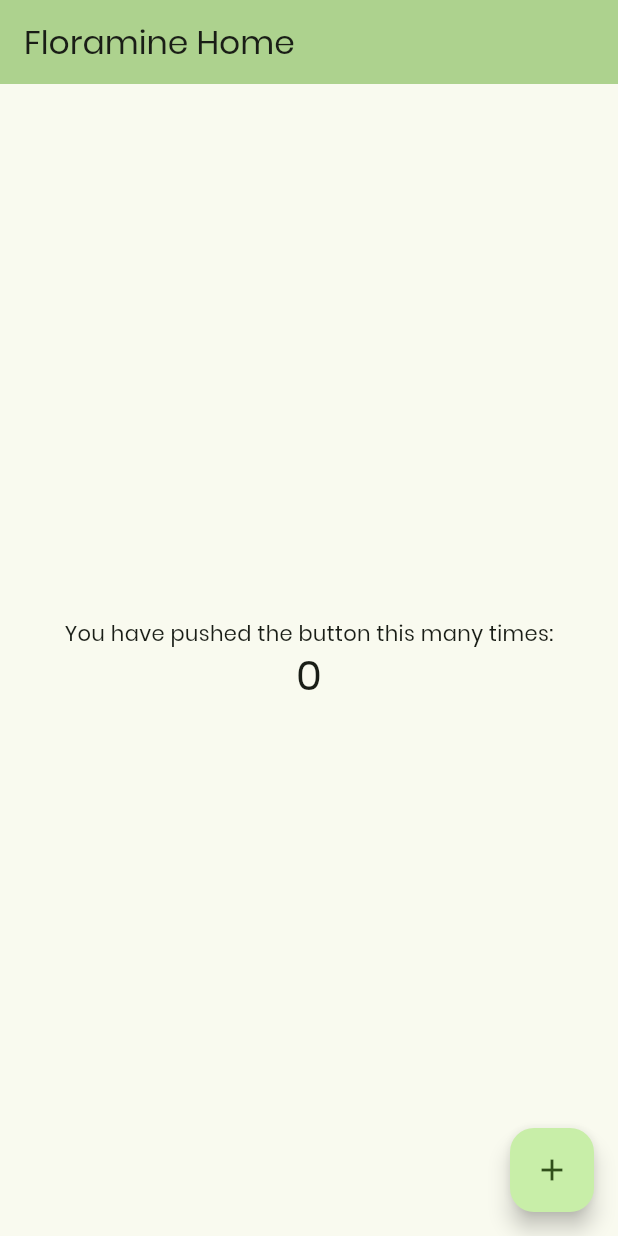
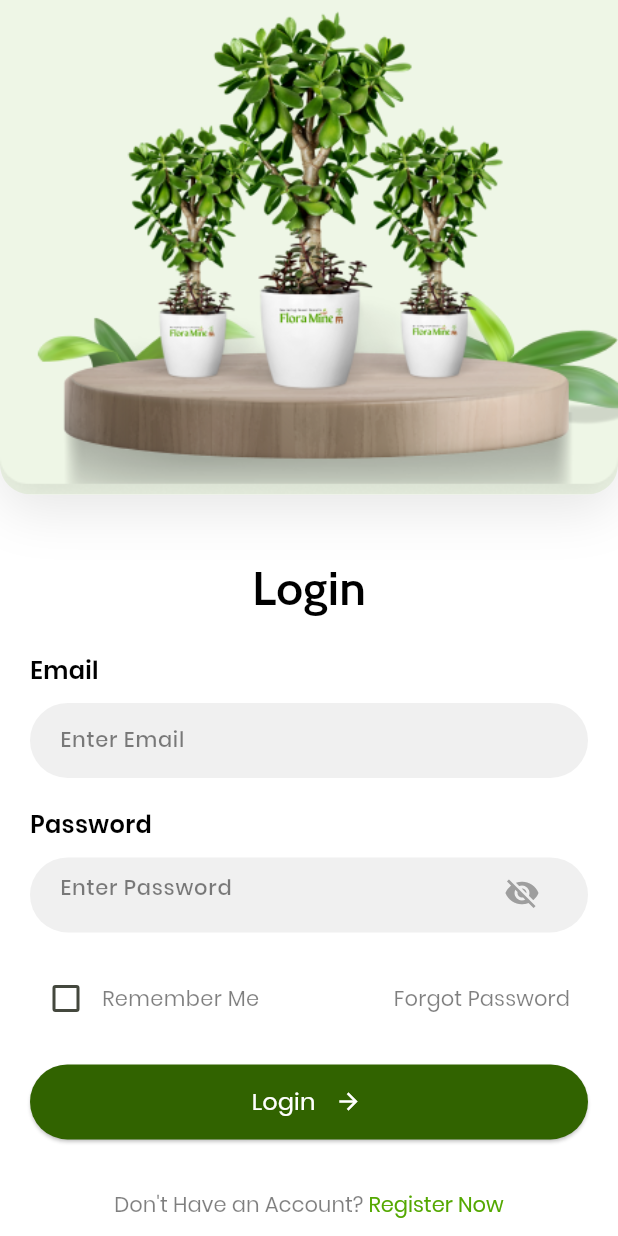
Before and after one commit to ramachandraa-ps/floramine, a Flutter app: the screen it shows after launch, on a phone screen of 412 x 824 dp. Run offline on Flutter 3.47's test engine with Material 3 defaults, Android fonts, the phone set to English and light mode, and no system bars.

Commit message:
login screen over

```diff
--- a/lib/main.dart
+++ b/lib/main.dart
@@ -1,6 +1,7 @@
 import 'package:flutter/material.dart';
 import 'dart:async';
 import 'splash_screen.dart';
+import 'screens/login_screen.dart';
 
 void main() {
   runApp(const MyApp());
@@ -37,7 +38,7 @@ class _SplashPageState extends State<SplashPage> {
     Timer(const Duration(seconds: 3), () {
       Navigator.pushReplacement(
         context,
-        MaterialPageRoute(builder: (context) => const MyHomePage(title: 'Floramine Home')),
+        MaterialPageRoute(builder: (context) => const LoginScreen()),
       );
     });
   }
@@ -47,49 +48,3 @@ class _SplashPageState extends State<SplashPage> {
     return const SplashScreen();
   }
 }
-
-class MyHomePage extends StatefulWidget {
-  const MyHomePage({super.key, required this.title});
-
-  final String title;
-
-  @override
-  State<MyHomePage> createState() => _MyHomePageState();
-}
-
-class _MyHomePageState extends State<MyHomePage> {
-  int _counter = 0;
-
-  void _incrementCounter() {
-    setState(() {
-      _counter++;
-    });
-  }
-
-  @override
-  Widget build(BuildContext context) {
-    return Scaffold(
-      appBar: AppBar(
-        backgroundColor: Theme.of(context).colorScheme.inversePrimary,
-        title: Text(widget.title),
-      ),
-      body: Center(
-        child: Column(
-          mainAxisAlignment: MainAxisAlignment.center,
-          children: <Widget>[
-            const Text('You have pushed the button this many times:'),
-            Text(
-              '$_counter',
-              style: Theme.of(context).textTheme.headlineMedium,
-            ),
-          ],
-        ),
-      ),
-      floatingActionButton: FloatingActionButton(
-        onPressed: _incrementCounter,
-        tooltip: 'Increment',
-        child: const Icon(Icons.add),
-      ),
-    );
-  }
-}
--- /dev/null
+++ b/lib/screens/login_screen.dart
@@ -0,0 +1,507 @@
+import 'package:flutter/material.dart';
+import 'package:flutter/services.dart';
+
+class LoginScreen extends StatefulWidget {
+  const LoginScreen({super.key});
+
+  @override
+  State<LoginScreen> createState() => _LoginScreenState();
+}
+
+class _LoginScreenState extends State<LoginScreen> {
+  bool _obscureText = true;
+  bool _rememberMe = false;
+
+  @override
+  Widget build(BuildContext context) {
+    final size = MediaQuery.of(context).size;
+
+    return Scaffold(
+      backgroundColor: Colors.white,
+      body: SingleChildScrollView(
+        child: Column(
+          children: [
+            // Top image section
+            Container(
+              width: size.width,
+              height: size.height * 0.4,
+              clipBehavior: Clip.antiAlias,
+              decoration: const ShapeDecoration(
+                color: Color(0xFFEEF6E6),
+                shape: RoundedRectangleBorder(
+                  borderRadius: BorderRadius.only(
+                    bottomLeft: Radius.circular(20),
+                    bottomRight: Radius.circular(20),
+                  ),
+                ),
+                shadows: [
+                  BoxShadow(
+                    color: Color(0x19000000),
+                    blurRadius: 30,
+                    offset: Offset(0, 10),
+                    spreadRadius: 0,
+                  )
+                ],
+              ),
+              child: Image.asset(
+                'assets/images/login_screen.png',
+                fit: BoxFit.cover,
+              ),
+            ),
+
+            // Login form section
+            Padding(
+              padding: const EdgeInsets.all(20.0),
+              child: Column(
+                crossAxisAlignment: CrossAxisAlignment.start,
+                children: [
+                  const SizedBox(height: 20),
+                  // Login title
+                  const Center(
+                    child: Text(
+                      'Login',
+                      style: TextStyle(
+                        color: Colors.black,
+                        fontSize: 32,
+                        fontFamily: 'Cabin',
+                        fontWeight: FontWeight.w600,
+                      ),
+                    ),
+                  ),
+                  const SizedBox(height: 20),
+
+                  // Email field
+                  const Text(
+                    'Email',
+                    style: TextStyle(
+                      color: Colors.black,
+                      fontSize: 16,
+                      fontFamily: 'Poppins',
+                      fontWeight: FontWeight.w600,
+                    ),
+                  ),
+                  const SizedBox(height: 10),
+                  Container(
+                    width: double.infinity,
+                    height: 50,
+                    padding: const EdgeInsets.symmetric(horizontal: 20),
+                    decoration: ShapeDecoration(
+                      color: const Color(0xFFF0F0F0),
+                      shape: RoundedRectangleBorder(
+                        borderRadius: BorderRadius.circular(100),
+                      ),
+                    ),
+                    child: TextField(
+                      decoration: const InputDecoration(
+                        hintText: 'Enter Email',
+                        hintStyle: TextStyle(
+                          color: Color(0x80000000),
+                          fontSize: 14,
+                          fontFamily: 'Poppins',
+                          fontWeight: FontWeight.w500,
+                        ),
+                        border: InputBorder.none,
+                      ),
+                    ),
+                  ),
+                  const SizedBox(height: 20),
+
+                  // Password field
+                  const Text(
+                    'Password',
+                    style: TextStyle(
+                      color: Colors.black,
+                      fontSize: 16,
+                      fontFamily: 'Poppins',
+                      fontWeight: FontWeight.w600,
+                    ),
+                  ),
+                  const SizedBox(height: 10),
+                  Container(
+                    width: double.infinity,
+                    height: 50,
+                    padding: const EdgeInsets.symmetric(horizontal: 20),
+                    decoration: ShapeDecoration(
+                      color: const Color(0xFFF0F0F0),
+                      shape: RoundedRectangleBorder(
+                        borderRadius: BorderRadius.circular(100),
+                      ),
+                    ),
+                    child: TextField(
+                      obscureText: _obscureText,
+                      decoration: InputDecoration(
+                        hintText: 'Enter Password',
+                        hintStyle: const TextStyle(
+                          color: Color(0x80000000),
+                          fontSize: 14,
+                          fontFamily: 'Poppins',
+                          fontWeight: FontWeight.w500,
+                        ),
+                        border: InputBorder.none,
+                        suffixIcon: IconButton(
+                          icon: Icon(
+                            _obscureText ? Icons.visibility_off : Icons.visibility,
+                            color: Colors.grey,
+                          ),
+                          onPressed: () {
+                            setState(() {
+                              _obscureText = !_obscureText;
+                            });
+                          },
+                        ),
+                      ),
+                    ),
+                  ),
+                  const SizedBox(height: 20),
+
+                  // Remember me and Forgot password
+                  Row(
+                    mainAxisAlignment: MainAxisAlignment.spaceBetween,
+                    children: [
+                      Row(
+                        children: [
+                          Checkbox(
+                            value: _rememberMe,
+                            activeColor: const Color(0xFF54A801),
+                            onChanged: (value) {
+                              setState(() {
+                                _rememberMe = value ?? false;
+                              });
+                            },
+                          ),
+                          const Text(
+                            'Remember Me',
+                            style: TextStyle(
+                              color: Color(0x80000000),
+                              fontSize: 14,
+                              fontFamily: 'Poppins',
+                              fontWeight: FontWeight.w400,
+                            ),
+                          ),
+                        ],
+                      ),
+                      TextButton(
+                        onPressed: () {},
+                        child: const Text(
+                          'Forgot Password',
+                          style: TextStyle(
+                            color: Color(0x80000000),
+                            fontSize: 14,
+                            fontFamily: 'Poppins',
+                            fontWeight: FontWeight.w400,
+                          ),
+                        ),
+                      ),
+                    ],
+                  ),
+                  const SizedBox(height: 20),
+
+                  // Login button
+                  ElevatedButton(
+                    onPressed: () {},
+                    style: ElevatedButton.styleFrom(
+                      backgroundColor: const Color(0xFF316300),
+                      minimumSize: const Size(double.infinity, 50),
+                      shape: RoundedRectangleBorder(
+                        borderRadius: BorderRadius.circular(100),
+                      ),
+                    ),
+                    child: Row(
+                      mainAxisAlignment: MainAxisAlignment.center,
+                      children: [
+                        const Text(
+                          'Login',
+                          style: TextStyle(
+                            color: Colors.white,
+                            fontSize: 16,
+                            fontFamily: 'Poppins',
+                            fontWeight: FontWeight.w400,
+                          ),
+                        ),
+                        const SizedBox(width: 10),
+                        Container(
+                          width: 24,
+                          height: 24,
+                          child: const Icon(
+                            Icons.arrow_forward,
+                            color: Colors.white,
+                          ),
+                        ),
+                      ],
+                    ),
+                  ),
+                  const SizedBox(height: 20),
+
+                  // Register now
+                  Center(
+                    child: TextButton(
+                      onPressed: () {},
+                      child: RichText(
+                        text: const TextSpan(
+                          children: [
+                            TextSpan(
+                              text: 'Don\'t Have an Account? ',
+                              style: TextStyle(
+                                color: Color(0x80000000),
+                                fontSize: 14,
+                                fontFamily: 'Poppins',
+                                fontWeight: FontWeight.w400,
+                              ),
+                            ),
+                            TextSpan(
+                              text: 'Register Now',
+                              style: TextStyle(
+                                color: Color(0xFF54A801),
+                                fontSize: 14,
+                                fontFamily: 'Poppins',
+                                fontWeight: FontWeight.w400,
+                              ),
+                            ),
+                          ],
+                        ),
+                      ),
+                    ),
+                  ),
+                  const SizedBox(height: 20),
+
+                  // OR Login with
+                  Row(
+                    children: [
+                      Expanded(
+                        child: Container(
+                          height: 1,
+                          color: const Color(0x1A000000),
+                        ),
+                      ),
+                      const Padding(
+                        padding: EdgeInsets.symmetric(horizontal: 10),
+                        child: Text(
+                          'OR Login with',
+                          style: TextStyle(
+                            color: Color(0x80000000),
+                            fontSize: 14,
+                            fontFamily: 'Poppins',
+                            fontWeight: FontWeight.w400,
+                          ),
+                        ),
+                      ),
+                      Expanded(
+                        child: Container(
+                          height: 1,
+                          color: const Color(0x1A000000),
+                        ),
+                      ),
+                    ],
+                  ),
+                  const SizedBox(height: 20),
+
+                  // Social login buttons
+                  Row(
+                    mainAxisAlignment: MainAxisAlignment.center,
+                    children: [
+                      // Google button
+                      InkWell(
+                        onTap: () {},
+                        child: Container(
+                          width: 120,
+                          height: 50,
+                          margin: const EdgeInsets.only(right: 10),
+                          decoration: ShapeDecoration(
+                            shape: RoundedRectangleBorder(
+                              side: const BorderSide(
+                                width: 1,
+                                color: Color(0x33000000),
+                              ),
+                              borderRadius: BorderRadius.circular(10),
+                            ),
+                          ),
+                          child: Row(
+                            mainAxisAlignment: MainAxisAlignment.center,
+                            children: [
+                              Container(
+                                width: 18,
+                                height: 18,
+                                margin: const EdgeInsets.only(right: 8),
+                                child: const GoogleLogo(),
+                              ),
+                              const Text(
+                                'Google',
+                                style: TextStyle(
+                                  color: Colors.black,
+                                  fontSize: 14,
+                                  fontFamily: 'Poppins',
+                                  fontWeight: FontWeight.w500,
+                                ),
+                              ),
+                            ],
+                          ),
+                        ),
+                      ),
+
+                      // Facebook button
+                      InkWell(
+                        onTap: () {},
+                        child: Container(
+                          width: 120,
+                          height: 50,
+                          margin: const EdgeInsets.only(left: 10),
+                          decoration: ShapeDecoration(
+                            shape: RoundedRectangleBorder(
+                              side: const BorderSide(
+                                width: 1,
+                                color: Color(0x33000000),
+                              ),
+                              borderRadius: BorderRadius.circular(10),
+                            ),
+                          ),
+                          child: Row(
+                            mainAxisAlignment: MainAxisAlignment.center,
+                            children: [
+                              Container(
+                                width: 18,
+                                height: 18,
+                                margin: const EdgeInsets.only(right: 8),
+                                child: const Icon(
+                                  Icons.facebook,
+                                  color: Color(0xFF1877F2),
+                                  size: 18,
+                                ),
+                              ),
+                              const Text(
+                                'Facebook',
+                                style: TextStyle(
+                                  color: Colors.black,
+                                  fontSize: 14,
+                                  fontFamily: 'Poppins',
+                                  fontWeight: FontWeight.w500,
+                                ),
+                              ),
+                            ],
+                          ),
+                        ),
+                      ),
+                    ],
+                  ),
+                ],
+              ),
+            ),
+          ],
+        ),
+      ),
+    );
+  }
+}
+
+class GoogleLogo extends StatelessWidget {
+  const GoogleLogo({super.key});
+
+  @override
+  Widget build(BuildContext context) {
+    return CustomPaint(
+      painter: _GoogleLogoPainter(),
+      size: const Size(18, 18),
+    );
+  }
+}
+
+class _GoogleLogoPainter extends CustomPainter {
+  @override
+  void paint(Canvas canvas, Size size) {
+    final double width = size.width;
+    final double height = size.height;
+
+    // Blue part
+    final Paint bluePaint = Paint()
+      ..color = const Color(0xFF4285F4)
+      ..style = PaintingStyle.fill;
+
+    // Red part
+    final Paint redPaint = Paint()
+      ..color = const Color(0xFFEA4335)
+      ..style = PaintingStyle.fill;
+
+    // Yellow part
+    final Paint yellowPaint = Paint()
+      ..color = const Color(0xFFFBBC05)
+      ..style = PaintingStyle.fill;
+
+    // Green part
+    final Paint greenPaint = Paint()
+      ..color = const Color(0xFF34A853)
+      ..style = PaintingStyle.fill;
+
+    // White part
+    final Paint whitePaint = Paint()
+      ..color = Colors.white
+      ..style = PaintingStyle.fill;
+
+    // Draw the Google 'G' logo
+    final double centerX = width / 2;
+    final double centerY = height / 2;
+    final double radius = width * 0.4;
+
+    // Draw outer circle
+    canvas.drawCircle(Offset(centerX, centerY), radius, whitePaint);
+
+    // Draw the colored parts
+    final Path bluePath = Path()
+      ..moveTo(centerX, centerY)
+      ..lineTo(centerX + radius * 0.7, centerY - radius * 0.7)
+      ..arcTo(
+        Rect.fromCircle(center: Offset(centerX, centerY), radius: radius),
+        -Math.pi / 4,
+        -Math.pi / 2,
+        false
+      )
+      ..close();
+
+    final Path redPath = Path()
+      ..moveTo(centerX, centerY)
+      ..lineTo(centerX - radius * 0.7, centerY - radius * 0.7)
+      ..arcTo(
+        Rect.fromCircle(center: Offset(centerX, centerY), radius: radius),
+        3 * Math.pi / 4,
+        -Math.pi / 2,
+        false
+      )
+      ..close();
+
+    final Path yellowPath = Path()
+      ..moveTo(centerX, centerY)
+      ..lineTo(centerX - radius * 0.7, centerY + radius * 0.7)
+      ..arcTo(
+        Rect.fromCircle(center: Offset(centerX, centerY), radius: radius),
+        5 * Math.pi / 4,
+        -Math.pi / 2,
+        false
+      )
+      ..close();
+
+    final Path greenPath = Path()
+      ..moveTo(centerX, centerY)
+      ..lineTo(centerX + radius * 0.7, centerY + radius * 0.7)
+      ..arcTo(
+        Rect.fromCircle(center: Offset(centerX, centerY), radius: radius),
+        7 * Math.pi / 4,
+        -Math.pi / 2,
+        false
+      )
+      ..close();
+
+    canvas.drawPath(bluePath, bluePaint);
+    canvas.drawPath(redPath, redPaint);
+    canvas.drawPath(yellowPath, yellowPaint);
+    canvas.drawPath(greenPath, greenPaint);
+
+    // Draw inner white circle
+    canvas.drawCircle(Offset(centerX, centerY), radius * 0.7, whitePaint);
+  }
+
+  @override
+  bool shouldRepaint(covariant CustomPainter oldDelegate) => false;
+}
+
+// Import for math constants
+class Math {
+  static const double pi = 3.1415926535897932;
+}
```
Also changed, not shown: lib/screens/register.dart (added).
